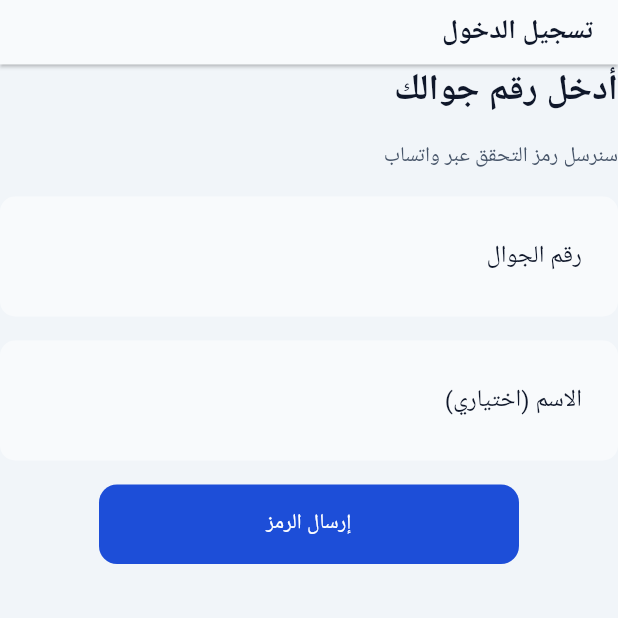
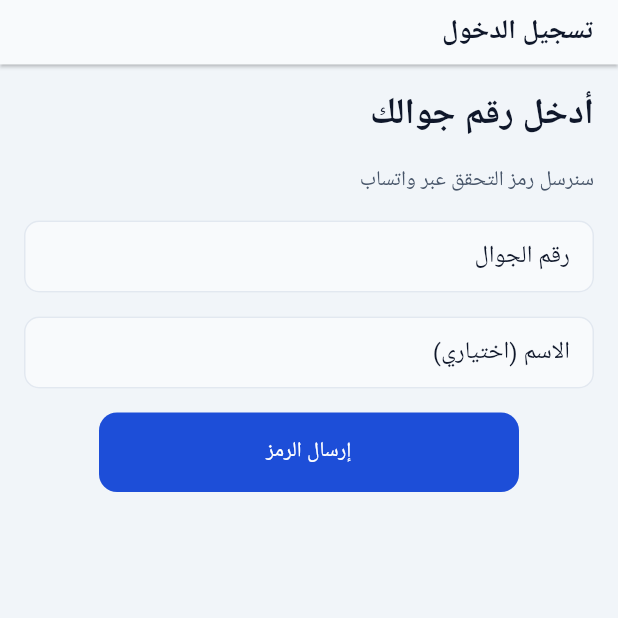
Before and after one commit to hadeelwaseem/erteqa, a Flutter app: the screen it shows after launch, after a tap on "ابدأ", after a tap on "تسجيل الدخول", on a phone screen of 412 x 824 dp, the top half of it. Run offline on Flutter 3.47's test engine with Material 3 defaults, Android fonts, the phone set to English and light mode, and no system bars; our stand-ins replace dartz, dio, easy_localization, equatable, flutter_bloc, flutter_form_builder and 6 more; Roboto replaces fonts that are missing (Tajawal).

Commit message:
Enhance container and column renderers with new 'expand' property for improved layout handling; update text form field renderer to support border and padding properties; add tests for expanded layout behavior and text field styling; complete Phase 12 of renderer audit implementation.

```diff
--- a/lib/engine/tree/renderers/column_renderer.dart
+++ b/lib/engine/tree/renderers/column_renderer.dart
@@ -32,13 +32,21 @@ class ColumnRenderer implements ComponentRenderer {
       gap,
     );
 
-    return Column(
+    final padding = PropertyParsers.parseEdgeInsetsDirectional(
+      config.properties['padding'],
+    );
+
+    Widget column = Column(
       mainAxisSize: mainAxisSize,
       mainAxisAlignment: mainAxisAlignment,
       crossAxisAlignment: crossAxisAlignment,
       textDirection: textDirection,
       children: childWidgets,
     );
+    if (padding != null) {
+      column = Padding(padding: padding, child: column);
+    }
+    return column;
   }
 
   List<Widget> _withGap(List<Widget> children, double gap) {
--- a/lib/engine/tree/renderers/container_renderer.dart
+++ b/lib/engine/tree/renderers/container_renderer.dart
@@ -15,6 +15,8 @@ import '../parsers/property_parsers.dart';
 /// - `margin` — {top,right,bottom,left}
 /// - `borderRadius` — numeric
 /// - `width` / `height` — numeric px
+/// - `expand` (bool) — fill parent width/height when width/height omitted; inside
+///   scroll views uses [BoxConstraints.minHeight] or viewport (not infinite expand)
 /// - `shadow` — "sm" | "md" | "lg" | "xl" | "none"
 /// - `border` — {width, color}
 class ContainerRenderer implements ComponentRenderer {
@@ -40,7 +42,21 @@ class ContainerRenderer implements ComponentRenderer {
     final height = PropertyParsers.parseDouble(config.properties['height']);
     final shadow = _parseShadow(config.properties['shadow']);
     final border = _parseBorder(config.properties['border'], dataContext);
-    final child = config.child != null ? buildChild(config.child!) : null;
+    Widget? child = config.child != null ? buildChild(config.child!) : null;
+    final expand = config.properties['expand'] == true;
+    if (expand && child != null && width == null && height == null) {
+      final expandedChild = child;
+      child = LayoutBuilder(
+        builder: (context, constraints) {
+          final height = _expandHeight(context, constraints);
+          return SizedBox(
+            width: double.infinity,
+            height: height,
+            child: expandedChild,
+          );
+        },
+      );
+    }
 
     final hasDecoration =
         color != null ||
@@ -63,6 +79,19 @@ class ContainerRenderer implements ComponentRenderer {
           : null,
       child: child,
     );
+  }
+
+  /// Height for [expand] when parent max height is unbounded (e.g. [SingleChildScrollView]).
+  static double _expandHeight(BuildContext context, BoxConstraints constraints) {
+    if (constraints.maxHeight.isFinite) {
+      return constraints.maxHeight;
+    }
+    if (constraints.minHeight > 0 && constraints.minHeight.isFinite) {
+      return constraints.minHeight;
+    }
+    final media = MediaQuery.sizeOf(context);
+    final padding = MediaQuery.paddingOf(context).vertical;
+    return (media.height - padding).clamp(0.0, double.infinity);
   }
 
   BoxShadow? _parseShadow(dynamic v) {
--- a/lib/engine/tree/renderers/text_form_field_renderer.dart
+++ b/lib/engine/tree/renderers/text_form_field_renderer.dart
@@ -81,7 +81,6 @@ class TextFormFieldRenderer implements ComponentRenderer {
     final onSubmittedAction =
         properties['onSubmitted'] as Map<String, dynamic>?;
 
-    final padding = PropertyParsers.parseEdgeInsets(properties['padding']);
     final margin = PropertyParsers.parseEdgeInsets(properties['margin']);
     final color = PropertyParsers.parseColor(properties['color'] as String?);
     final borderRadius = PropertyParsers.parseBorderRadius(
@@ -114,11 +113,7 @@ class TextFormFieldRenderer implements ComponentRenderer {
       validationMessage: validationMessage,
     );
 
-    final hasBoxDecoration =
-        color != null ||
-        borderRadius != null ||
-        border != null ||
-        shadow != null;
+    final contentPadding = PropertyParsers.parseEdgeInsets(properties['padding']);
 
     final controllerKey = controllerId ?? fieldId;
     final formState = _formStateFrom(dataContext);
@@ -160,9 +155,10 @@ class TextFormFieldRenderer implements ComponentRenderer {
           suffixText: suffixText,
           prefixIconName: prefixIconName,
           suffixIconName: suffixIconName,
-          hasBoxDecoration: hasBoxDecoration,
           borderRadius: borderRadius,
-          fillColor: color ?? theme?.surfaceColor,
+          fillColor: color,
+          border: border,
+          contentPadding: contentPadding,
         );
 
         final field = TextFormField(
@@ -219,24 +215,24 @@ class TextFormFieldRenderer implements ComponentRenderer {
             ? Material(type: MaterialType.transparency, child: field)
             : field;
 
-        Widget result;
-        if (!hasBoxDecoration && padding == null && margin == null) {
-          result = fieldWidget;
-        } else {
+        Widget result = fieldWidget;
+        if (shadow != null) {
+          final radius =
+              borderRadius ?? BorderRadius.circular(theme?.radiusMd ?? 12);
+          result = DecoratedBox(
+            decoration: BoxDecoration(
+              borderRadius: radius,
+              boxShadow: [shadow],
+            ),
+            child: result,
+          );
+        }
+        if (margin != null || width != null || height != null) {
           result = Container(
             width: width,
             height: height,
-            padding: padding,
             margin: margin,
-            decoration: hasBoxDecoration
-                ? BoxDecoration(
-                    color: color,
-                    borderRadius: borderRadius,
-                    border: border,
-                    boxShadow: shadow != null ? [shadow] : null,
-                  )
-                : null,
-            child: fieldWidget,
+            child: result,
           );
         }
 
@@ -261,28 +257,51 @@ class TextFormFieldRenderer implements ComponentRenderer {
     required String? suffixText,
     required String? prefixIconName,
     required String? suffixIconName,
-    required bool hasBoxDecoration,
     required BorderRadius? borderRadius,
     required Color? fillColor,
+    required Border? border,
+    required EdgeInsets? contentPadding,
   }) {
     final prefixIcon = _tapTargetIcon(prefixIconName);
     final suffixIcon = _tapTargetIcon(suffixIconName);
 
-    if (theme != null) {
-      return theme.inputDecoration(
-        labelText: label,
-        hintText: hint,
-        helperText: helper,
-        errorText: error,
-        prefixText: prefixText,
-        suffixText: suffixText,
-        prefixIcon: prefixIcon,
-        suffixIcon: suffixIcon,
-        borderRadius: borderRadius,
-        fillColor: fillColor,
-        hideBorders: hasBoxDecoration,
-      );
-    }
+    final radius =
+        borderRadius ?? BorderRadius.circular(theme?.radiusMd ?? 12);
+    final fill = fillColor ?? theme?.surfaceColor ?? const Color(0xFFF8FAFC);
+    final defaultPadding =
+        contentPadding ?? const EdgeInsets.symmetric(horizontal: 12, vertical: 14);
+
+    final borderSide = border != null
+        ? BorderSide(color: border.top.color, width: border.top.width)
+        : BorderSide(color: theme?.inputBorderColor ?? const Color(0xFFE2E8F0));
+
+    final enabledOutline = OutlineInputBorder(
+      borderRadius: radius,
+      borderSide: borderSide,
+    );
+    final focusedOutline = OutlineInputBorder(
+      borderRadius: radius,
+      borderSide: BorderSide(
+        color: theme?.primaryColor ?? const Color(0xFF1D4ED8),
+        width: 2,
+      ),
+    );
+    final errorColor = theme?.errorColor ?? const Color(0xFFDC2626);
+    final errorOutline = OutlineInputBorder(
+      borderRadius: radius,
+      borderSide: BorderSide(color: errorColor),
+    );
+    final focusedErrorOutline = OutlineInputBorder(
+      borderRadius: radius,
+      borderSide: BorderSide(color: errorColor, width: 2),
+    );
+
+    final labelStyle = TextStyle(
+      color: theme?.textColor ?? const Color(0xFF0F172A),
+    );
+    final hintStyle = TextStyle(
+      color: theme?.mutedColor ?? const Color(0xFF475569),
+    );
 
     return InputDecoration(
       labelText: label,
@@ -293,8 +312,17 @@ class TextFormFieldRenderer implements ComponentRenderer {
       suffixText: suffixText,
       prefixIcon: prefixIcon,
       suffixIcon: suffixIcon,
-      border: hasBoxDecoration ? InputBorder.none : null,
-      contentPadding: const EdgeInsets.symmetric(horizontal: 12, vertical: 14),
+      filled: true,
+      fillColor: fill,
+      labelStyle: labelStyle,
+      hintStyle: hintStyle,
+      contentPadding: defaultPadding,
+      border: enabledOutline,
+      enabledBorder: enabledOutline,
+      focusedBorder: focusedOutline,
+      errorBorder: errorOutline,
+      focusedErrorBorder: focusedErrorOutline,
+      disabledBorder: enabledOutline,
     );
   }
 
--- a/lib/engine/validation/component_schemas.dart
+++ b/lib/engine/validation/component_schemas.dart
@@ -29,6 +29,7 @@ class ComponentSchemas {
       'borderRadius',
       'width',
       'height',
+      'expand',
       'shadow',
       'border',
       'child', // Not in properties map, but allowed in ComponentConfig
@@ -40,6 +41,7 @@ class ComponentSchemas {
       'borderRadius': 'number',
       'width': 'number',
       'height': 'number',
+      'expand': 'bool (fill width/height; scroll-safe via minHeight/viewport)',
       'shadow': 'string (sm|md|lg|xl|none)',
       'border': 'object {width, color}',
     },
--- a/lib/features/variantscreen/data/repos/variant_repository.dart
+++ b/lib/features/variantscreen/data/repos/variant_repository.dart
@@ -268,6 +268,9 @@ class AssetVariantRepository implements VariantRepository {
       if (style.containsKey('borderRadius')) {
         properties['borderRadius'] = style['borderRadius'];
       }
+      if (style.containsKey('border')) {
+        properties['border'] = style['border'];
+      }
       if (style.containsKey('shadow')) {
         properties['shadow'] = style['shadow'];
       }
```
Also changed, not shown: assets/config/mobile_production_v2.json, 2 other files.
